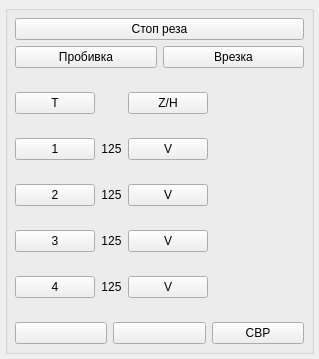
The window that phx-cnc-ui-mainform/src/CXLazerSettings.ui (superkulpa/phx-cnc-ui) describes before a commit, drawn with Qt 5.
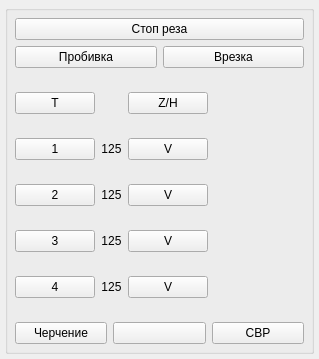
The same window after the commit. Custom widgets are drawn as their Qt base class.

Diff of the .ui file:
```diff
--- a/phx-cnc-ui-mainform/src/CXLazerSettings.ui
+++ b/phx-cnc-ui-mainform/src/CXLazerSettings.ui
@@ -308,7 +308,7 @@
         <item>
          <widget class="CXTouchButton" name="pushButton_12">
           <property name="text">
-           <string/>
+           <string>Черчение</string>
           </property>
          </widget>
         </item>
```
Left out of the diff: 18 changed lines with no effect on the pictures.
